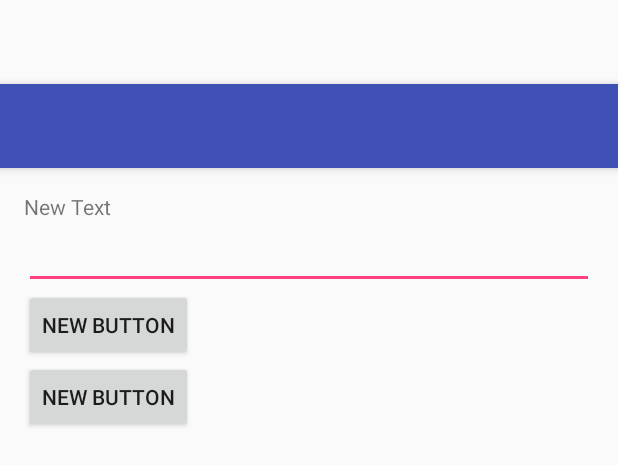
After one commit to talhakosen/AndroidSunshine, an Android app: the layout activity_find_by_id_sample.xml on its own in the app's theme, with its tools: preview values and no code run, on a phone screen of 412 x 824 dp. The commit adds this screen. Shown: the top 465 px of the screen. Run offline under Robolectric (Android 15) with nearby library versions, the phone set to English and light mode, and no system bars.

Commit message:
1.0.10 bonus findById, manifest, snacker, toast, event handling

```diff
--- a/SunShine/app/src/main/AndroidManifest.xml
+++ b/SunShine/app/src/main/AndroidManifest.xml
@@ -12,11 +12,18 @@
             android:name=".MainActivity"
             android:label="@string/title_activity_main"
             android:theme="@style/AppTheme.NoActionBar">
+
+        </activity>
+        <activity
+            android:name=".FindByIdSample"
+            android:label="@string/title_activity_find_by_id_sample"
+            android:theme="@style/AppTheme.NoActionBar">
             <intent-filter>
                 <action android:name="android.intent.action.MAIN" />
 
                 <category android:name="android.intent.category.LAUNCHER" />
             </intent-filter>
+
         </activity>
     </application>
 
--- /dev/null
+++ b/SunShine/app/src/main/java/tctkosen/com/androidsunshineapp/FindByIdSample.java
@@ -0,0 +1,43 @@
+package tctkosen.com.androidsunshineapp;
+
+import android.os.Bundle;
+import android.support.design.widget.Snackbar;
+import android.support.v4.content.ContextCompat;
+import android.support.v7.app.AppCompatActivity;
+import android.support.v7.widget.Toolbar;
+import android.view.View;
+import android.widget.EditText;
+import android.widget.TextView;
+import android.widget.Toast;
+
+public class FindByIdSample extends AppCompatActivity {
+    TextView textView;
+    EditText editText;
+
+    @Override
+    protected void onCreate(Bundle savedInstanceState) {
+        super.onCreate(savedInstanceState);
+        setContentView(R.layout.activity_find_by_id_sample);
+        Toolbar toolbar = (Toolbar) findViewById(R.id.toolbar);
+        setSupportActionBar(toolbar);
+
+
+        textView = (TextView) findViewById(R.id.textView);
+        editText = (EditText) findViewById(R.id.editText);
+
+        textView.setText("EditText set color with old style");
+        editText.setTextColor(getResources().getColor(R.color.colorPrimary));
+
+        textView.setText("TextView set color with new style");
+        textView.setTextColor(ContextCompat.getColor(getApplicationContext(),R.color.colorAccent));
+
+    }
+
+    public void btn_click(View v){
+        Toast.makeText(getApplicationContext(),"Button  clicked",Toast.LENGTH_SHORT).show();
+    }
+
+    public void btn_click2(View v){
+        Snackbar.make(v, "Button2 clicked", Snackbar.LENGTH_LONG).setAction("Action", null).show();
+    }
+}
--- /dev/null
+++ b/SunShine/app/src/main/res/layout/activity_find_by_id_sample.xml
@@ -0,0 +1,27 @@
+<?xml version="1.0" encoding="utf-8"?>
+<android.support.design.widget.CoordinatorLayout xmlns:android="http://schemas.android.com/apk/res/android"
+    xmlns:app="http://schemas.android.com/apk/res-auto"
+    xmlns:tools="http://schemas.android.com/tools"
+    android:layout_width="match_parent"
+    android:layout_height="match_parent"
+    android:fitsSystemWindows="true"
+    tools:context="tctkosen.com.androidsunshineapp.FindByIdSample">
+
+    <android.support.design.widget.AppBarLayout
+        android:layout_width="match_parent"
+        android:layout_height="wrap_content"
+        android:theme="@style/AppTheme.AppBarOverlay">
+
+        <android.support.v7.widget.Toolbar
+            android:id="@+id/toolbar"
+            android:layout_width="match_parent"
+            android:layout_height="?attr/actionBarSize"
+            android:background="?attr/colorPrimary"
+            app:popupTheme="@style/AppTheme.PopupOverlay" />
+
+    </android.support.design.widget.AppBarLayout>
+
+    <include layout="@layout/content_find_by_id_sample" />
+
+
+</android.support.design.widget.CoordinatorLayout>
--- /dev/null
+++ b/SunShine/app/src/main/res/layout/content_find_by_id_sample.xml
@@ -0,0 +1,44 @@
+<?xml version="1.0" encoding="utf-8"?>
+<LinearLayout xmlns:android="http://schemas.android.com/apk/res/android"
+    xmlns:app="http://schemas.android.com/apk/res-auto"
+    xmlns:tools="http://schemas.android.com/tools"
+    android:layout_width="match_parent"
+    android:layout_height="match_parent"
+    android:paddingBottom="@dimen/activity_vertical_margin"
+    android:paddingLeft="@dimen/activity_horizontal_margin"
+    android:paddingRight="@dimen/activity_horizontal_margin"
+    android:paddingTop="@dimen/activity_vertical_margin"
+    app:layout_behavior="@string/appbar_scrolling_view_behavior"
+    tools:context="tctkosen.com.androidsunshineapp.FindByIdSample"
+    android:orientation="vertical"
+    tools:showIn="@layout/activity_find_by_id_sample">
+
+    <TextView
+        android:layout_width="wrap_content"
+        android:layout_height="wrap_content"
+        android:text="New Text"
+        android:id="@+id/textView" />
+
+    <EditText
+        android:layout_width="match_parent"
+        android:layout_height="wrap_content"
+        android:inputType="textPassword"
+        android:ems="10"
+        android:id="@+id/editText" />
+
+    <Button
+        android:layout_width="wrap_content"
+        android:layout_height="wrap_content"
+        android:text="New Button"
+        android:id="@+id/button"
+        android:onClick="btn_click"/>
+
+    <Button
+        android:layout_width="wrap_content"
+        android:layout_height="wrap_content"
+        android:text="New Button"
+        android:id="@+id/button2"
+        android:onClick="btn_click2"/>
+
+
+</LinearLayout>
--- a/SunShine/app/src/main/res/values/strings.xml
+++ b/SunShine/app/src/main/res/values/strings.xml
@@ -5,4 +5,5 @@
     <string name="hello_blank_fragment">Hello blank fragment</string>
     <string name="title_activity_main">MainActivity</string>
     <string name="action_settings">Settings</string>
+    <string name="title_activity_find_by_id_sample">FindByIdSample</string>
 </resources>
```
Also changed, not shown: SunShine/app/src/main/java/tctkosen/com/androidsunshineapp/MainActivityFragment.java (line endings or trailing spaces).
